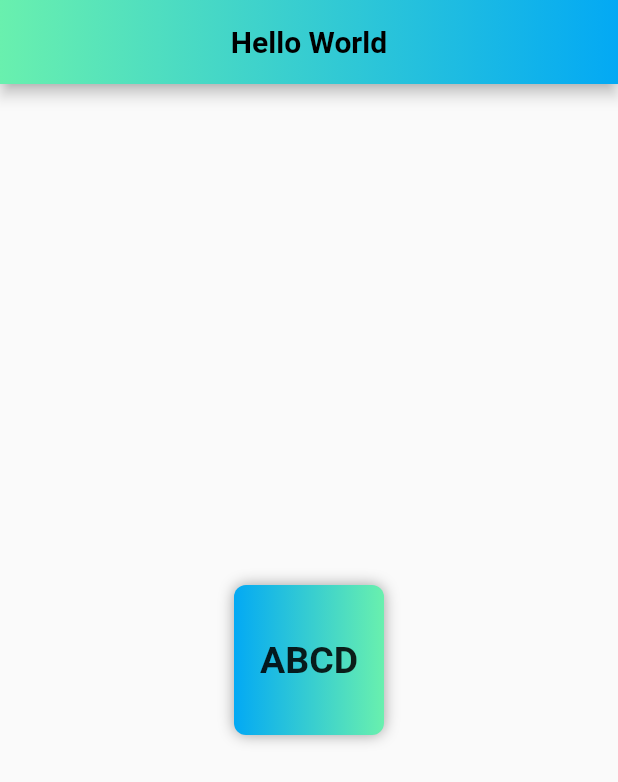
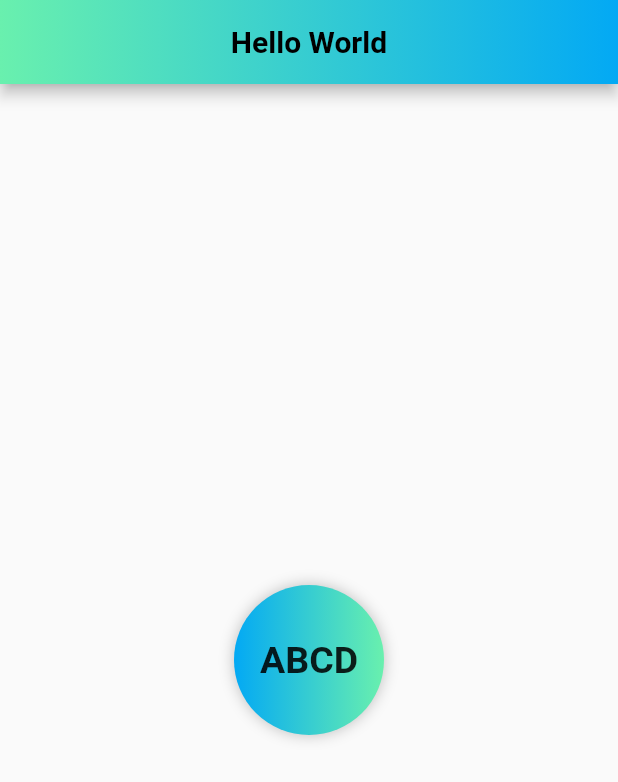
Before and after one commit to chandansgowda/flutter-practice, a Flutter app: the screen it shows after launch, on a phone screen of 412 x 824 dp. Shown: the top 782 px of the screen. Run offline on Flutter 3.47's test engine with Material 2 defaults, Android fonts, the phone set to English and light mode, and no system bars.

Commit message:
Updated code

```diff
--- a/flutter_app/lib/main.dart
+++ b/flutter_app/lib/main.dart
@@ -32,8 +32,9 @@ class HomePage extends StatelessWidget {
           width: 100,
           height: 100,
           decoration: BoxDecoration(
-            boxShadow: [BoxShadow(color: Colors.grey, blurRadius: 8)],
-            borderRadius: BorderRadius.circular(8),
+            shape: BoxShape.circle,
+            boxShadow: [BoxShadow(color: Colors.grey[400], blurRadius: 8)],
+            //borderRadius: BorderRadius.circular(8),
             gradient: LinearGradient(
               colors: [Colors.lightBlue, Colors.greenAccent],
             )
```
Also changed, not shown: 1 other file.
